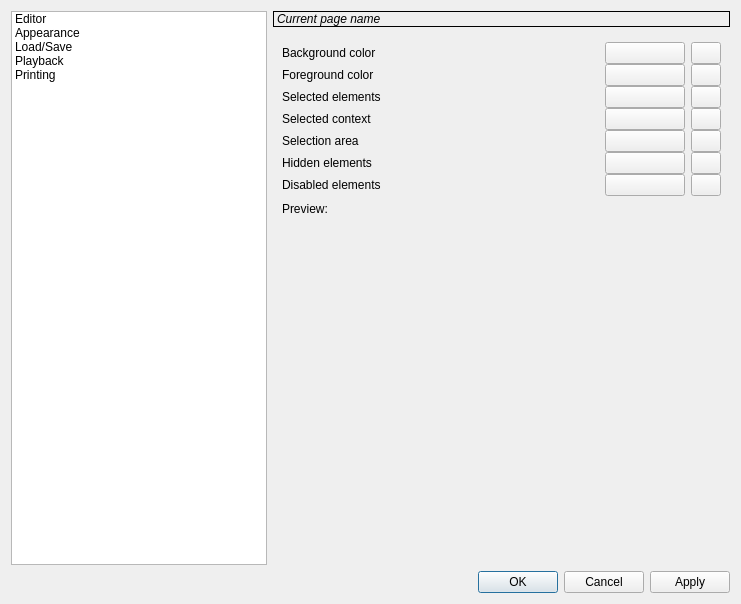
canorusmusic/canorus, file src/ui/settingsdialog.ui: the form before one commit.
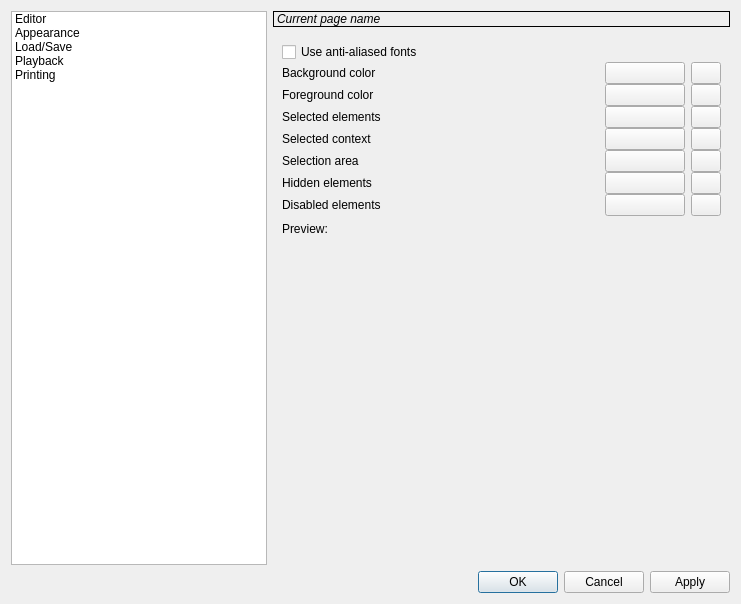
The form after the commit. The open tabs and pages were chosen to show the change. Icons and pictures are not drawn. Custom widgets are drawn as their Qt base class.

Commit message: Added anti-aliasing option to settings.

Diff of the .ui file:
```diff
--- a/src/ui/settingsdialog.ui
+++ b/src/ui/settingsdialog.ui
@@ -206,6 +206,16 @@
              <property name="margin" >
               <number>0</number>
              </property>
+             <item>
+              <widget class="QCheckBox" name="uiAntiAliasing" >
+               <property name="toolTip" >
+                <string>Use anti-aliased fonts for drawing the score. Looks nicer, but slower.</string>
+               </property>
+               <property name="text" >
+                <string>Use anti-aliased fonts</string>
+               </property>
+              </widget>
+             </item>
              <item>
               <layout class="QHBoxLayout" >
                <property name="spacing" >
```
Left out of the diff: 2 changed lines with no effect on the pictures. The commit also changes 6 other files.
